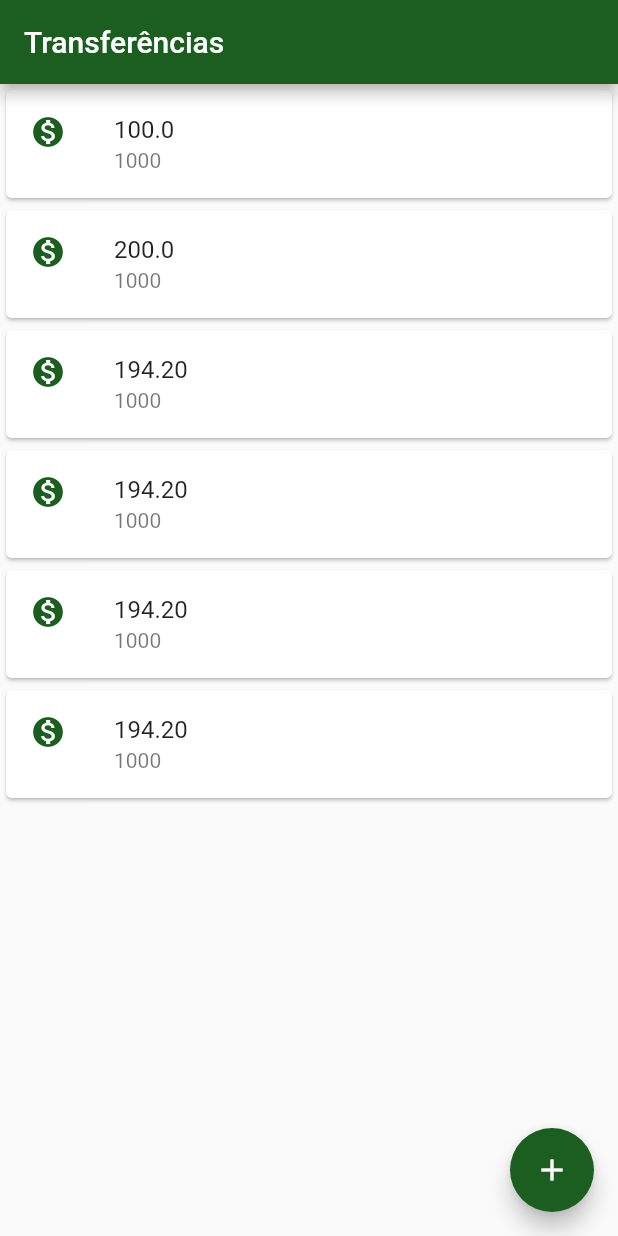
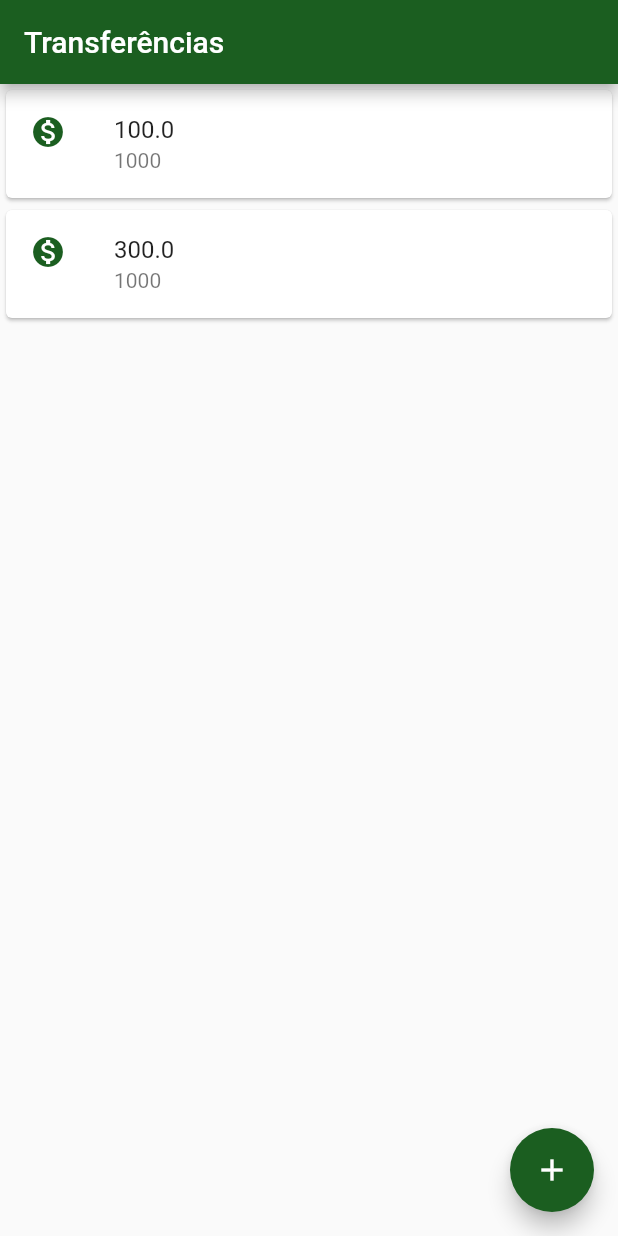
Before and after one commit to javascripto/dart, a Flutter app: the screen it shows after launch, on a phone screen of 412 x 824 dp. Run offline on Flutter 3.47's test engine with Material 2 defaults, Android fonts, the phone set to English and light mode, and no system bars.

Commit message:
refactor: change Column to ListView.builder

```diff
--- a/src/my_flutter_app/lib/main.dart
+++ b/src/my_flutter_app/lib/main.dart
@@ -1,5 +1,4 @@
 
-import 'dart:math';
 import 'package:flutter/material.dart';
 
 void main() {
@@ -20,6 +19,11 @@ class App extends StatelessWidget {
 }
 
 class TransferenceList extends StatelessWidget {
+  final transferenceList = <Transference>[
+    Transference(account: 1000, amount: 100.00),
+    Transference(account: 1000, amount: 300.00),
+  ];
+
   @override
   Widget build(BuildContext context) {
     return Scaffold(
@@ -27,16 +31,13 @@ class TransferenceList extends StatelessWidget {
         title: Text('Transferências'),
         backgroundColor: Colors.green.shade900,
       ),
-      body: Column(
-        children: [
-          TransferenceItem(amount: '100.0', account: '1000'),
-          TransferenceItem(amount: '200.0', account: '1000'),
-        ] + List.generate(4, (index) => (
-          TransferenceItem(
-            amount: (Random().nextInt(100000) / 100).toStringAsFixed(2),
-            account: '1000',
-          )
-        )),
+      // Column não é adequado para renderizar listas de items, usamos ListView.
+      // ListView não é usado para listas dinâmicas, nesse caso usamos ListView.builder.
+      body: ListView.builder(
+        itemCount: transferenceList.length,
+        itemBuilder: (context, index) {
+          return TransferenceItem(transference: transferenceList[index]);
+        },
       ),
       floatingActionButton: FloatingActionButton(
         child: Icon(Icons.add),
@@ -54,16 +55,16 @@ class TransferenceList extends StatelessWidget {
       ),
     ).then((transference) {
       if (transference == null) return;
+      transferenceList.add(transference);
       showAlert(context, title: 'Sucesso', message: '$transference');
     });
   }
 }
 
 class TransferenceItem extends StatelessWidget {
-  final String amount;
-  final String account;
+  final Transference transference;
 
-  TransferenceItem({ required this.amount, required this.account });
+  TransferenceItem({ required this.transference });
 
   @override
   Widget build(BuildContext context) {
@@ -73,8 +74,8 @@ class TransferenceItem extends StatelessWidget {
           Icons.monetization_on,
           color: Colors.green.shade900,
         ),
-        title: Text(amount),
-        subtitle: Text(account),
+        title: Text('${transference.amount}'),
+        subtitle: Text('${transference.account}'),
       ),
     );
   }
```
